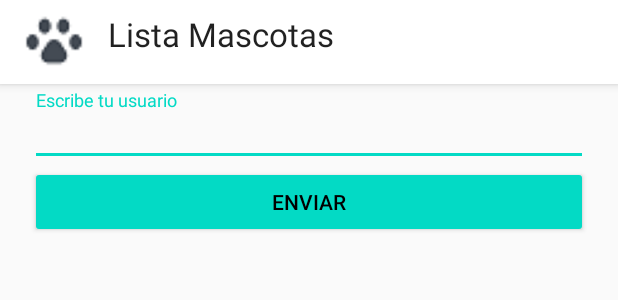
After one commit to musicoariel4/ListasMascotas, an Android app: the layout activity_cuenta_usuario.xml on its own in the app's theme, with its tools: preview values and no code run, on a phone screen of 412 x 824 dp. The commit adds this screen. Shown: the top 300 px of the screen. Run offline under Robolectric (Android 15) with nearby library versions, the phone set to English and light mode, and no system bars.

Commit message:
Practica uno curso 4 apis

```diff
--- /dev/null
+++ b/app/src/main/res/layout/activity_cuenta_usuario.xml
@@ -0,0 +1,57 @@
+<?xml version="1.0" encoding="utf-8"?>
+<androidx.constraintlayout.widget.ConstraintLayout
+    xmlns:android="http://schemas.android.com/apk/res/android"
+    xmlns:app="http://schemas.android.com/apk/res-auto"
+    xmlns:tools="http://schemas.android.com/tools"
+    android:layout_width="match_parent"
+    android:layout_height="match_parent"
+    android:orientation="vertical">
+
+    <include android:id="@+id/miActionBar"
+        layout="@layout/actionbar"/>
+
+    <LinearLayout
+        android:layout_width="match_parent"
+        android:layout_height="wrap_content"
+        android:layout_below="@id/miActionBar"
+        android:layout_marginTop="40dp"
+        android:orientation="vertical"
+        android:padding="@dimen/activity_horizontal_margin"
+
+        app:layout_constraintTop_toTopOf="parent"
+        tools:ignore="MissingConstraints"
+        tools:layout_marginBottom="@dimen/top">
+
+        <com.google.android.material.textfield.TextInputLayout
+            android:id="@+id/tvUsuario1"
+            style="@style/Widget.AppCompat.TextView"
+            android:layout_width="match_parent"
+            android:layout_height="wrap_content"
+            android:hint="Escribe tu usuario"
+            android:textColorHint="#100F0F"
+            app:boxBackgroundColor="#B6B3B3">
+
+            <com.google.android.material.textfield.TextInputEditText
+                android:id="@+id/tvUsuario"
+                android:layout_width="match_parent"
+                android:layout_height="wrap_content"
+                android:textColor="#191818"
+                android:textSize="14sp" />
+
+        </com.google.android.material.textfield.TextInputLayout>
+
+        <Button
+            android:id="@+id/miboton1"
+            android:layout_width="match_parent"
+            android:layout_height="wrap_content"
+            android:layout_below="@id/tvDescripcion"
+            android:onClick="CalcularCuenta"
+            android:text="Enviar"
+            android:theme="@style/MiBotonRaised">
+
+        </Button>
+
+
+    </LinearLayout>
+
+</androidx.constraintlayout.widget.ConstraintLayout>
```
Also changed, not shown: app/src/main/res/layout/activity_formulario.xml (line endings or trailing spaces).
